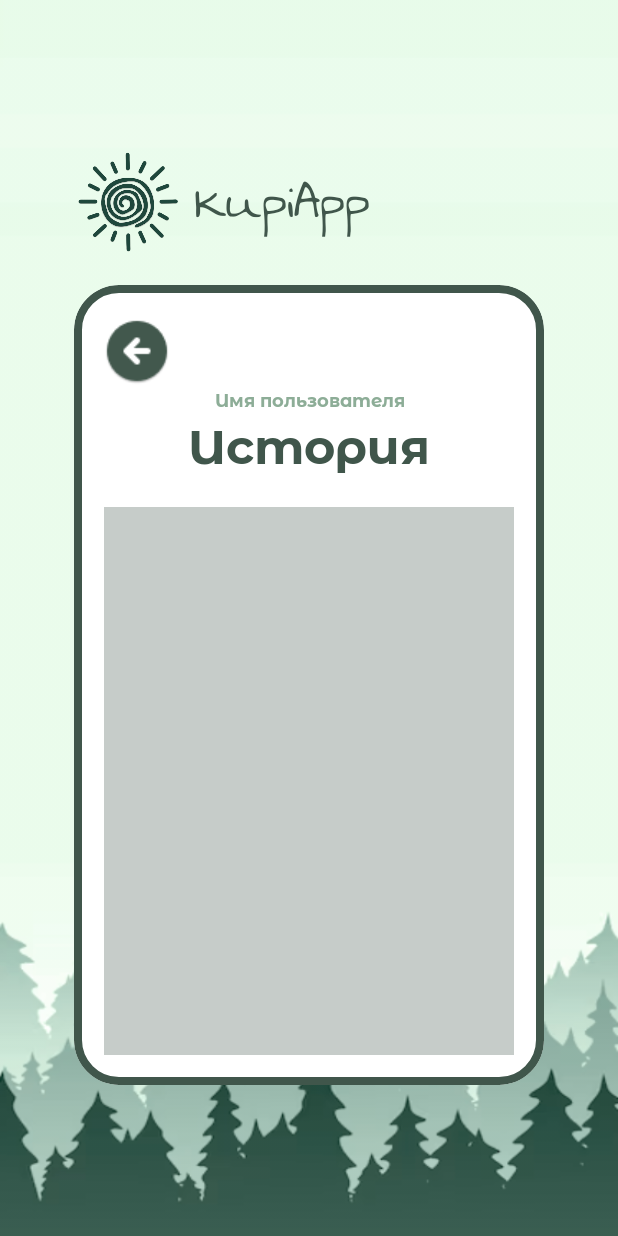
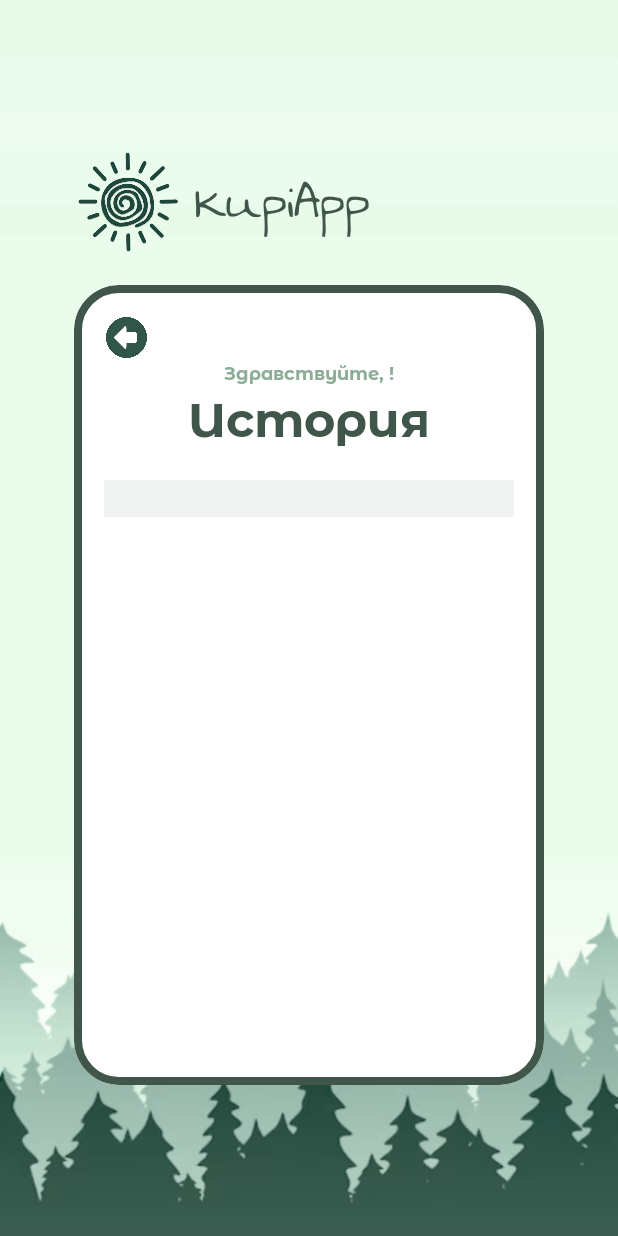
Before and after one commit to Uynya/KupiApp, an Android app: the HisAct screen opened directly, with no data from a screen before it, on a phone screen of 412 x 824 dp. Run offline under Robolectric (Android 15) with nearby library versions, the phone set to English and light mode, and no system bars.

Commit message:
Forth task + save system + fixed logs

```diff
--- a/app/src/main/java/com/example/kupiapp/HisAct.java
+++ b/app/src/main/java/com/example/kupiapp/HisAct.java
@@ -1,13 +1,33 @@
 package com.example.kupiapp;
+import android.content.Context;
+import android.content.Intent;
+import android.content.SharedPreferences;
 import android.os.Bundle;
+import android.view.View;
 import android.widget.TextView;
 import androidx.activity.EdgeToEdge;
 import androidx.appcompat.app.AppCompatActivity;
 
 public class HisAct extends AppCompatActivity {
+    TextView name;
+    TextView history;
     @Override
     protected void onCreate(Bundle savedInstanceState) {
         super.onCreate(savedInstanceState);
         setContentView(R.layout.history);
+
+        name = findViewById(R.id.usernameHis);
+        history = findViewById(R.id.Log);
+        SharedPreferences sharedPref = getSharedPreferences("my_data", Context.MODE_PRIVATE);
+
+        name.setText("Здравствуйте, " + SaveData.Savedname + "!");
+        history.setText(SaveData.Savedlogs);
+    }
+
+    public void Back(View view) {
+        Intent intent = new Intent(this, MainAct.class);
+        intent.addFlags(Intent.FLAG_ACTIVITY_CLEAR_TOP | Intent.FLAG_ACTIVITY_SINGLE_TOP);
+        startActivity(intent);
+        finish();
     }
 }
--- a/app/src/main/res/layout/auto.xml
+++ b/app/src/main/res/layout/auto.xml
@@ -153,6 +153,7 @@
                     android:layout_marginHorizontal="40dp"
                     app:cornerRadius="10dp"
                     android:backgroundTint="@color/main"
+                    android:textColor="@color/white"
                     android:text="Авторизация"
                     android:fontFamily="@font/monreg"
                     android:onClick="OnClick"/>
--- a/app/src/main/res/layout/history.xml
+++ b/app/src/main/res/layout/history.xml
@@ -49,13 +49,17 @@
                 android:layout_height="match_parent"
                 android:gravity="center_horizontal"
                 android:orientation="vertical">
+
                 <ImageView
-                    android:layout_width="44dp"
-                    android:layout_height="48dp"
-                    android:background="@drawable/iconbutton"
+                    android:layout_width="30dp"
+                    android:layout_height="30dp"
                     android:layout_gravity="left"
+                    android:layout_marginLeft="20dp"
                     android:layout_marginTop="20dp"
-                    android:layout_marginLeft="20dp"/>
+                    android:background="@drawable/back"
+                    android:onClick="Back"
+                    tools:ignore="OnClick" />
+
                 <TextView
                     android:layout_width="match_parent"
                     android:layout_height="wrap_content"
@@ -73,12 +77,19 @@
                     android:textSize="32sp"
                     android:textColor="@color/main"
                     android:gravity="center"/>
+                <ScrollView
+                    android:layout_margin="20dp"
+                    android:layout_width="match_parent"
+                    android:layout_height="wrap_content">
                 <TextView
                     android:id="@+id/Log"
                     android:layout_width="match_parent"
                     android:layout_height="match_parent"
-                    android:layout_margin="20dp"
-                    android:background="#4C40564B" />
+                    android:padding="5dp"
+                    android:background="#1240564B"
+                    android:textSize="10sp"
+                    android:textColor="@color/main" />
+                </ScrollView>
             </LinearLayout>
         </com.google.android.material.card.MaterialCardView>
     </FrameLayout>
--- a/app/src/main/res/layout/reg.xml
+++ b/app/src/main/res/layout/reg.xml
@@ -89,7 +89,8 @@
                         android:id="@+id/nameRegText"
                         android:layout_width="match_parent"
                         android:layout_height="wrap_content"
-                        android:imeOptions="actionDone"/>
+                        android:imeOptions="actionDone"
+                        android:singleLine="true"/>
                 </com.google.android.material.textfield.TextInputLayout>
 
                 <com.google.android.material.textfield.TextInputLayout
@@ -110,7 +111,8 @@
                         android:id="@+id/emailRegText"
                         android:layout_width="match_parent"
                         android:layout_height="wrap_content"
-                        android:imeOptions="actionDone"/>
+                        android:imeOptions="actionDone"
+                        android:singleLine="true"/>
                 </com.google.android.material.textfield.TextInputLayout>
 
                 <com.google.android.material.textfield.TextInputLayout
--- a/app/src/main/res/values-night/themes.xml
+++ b/app/src/main/res/values-night/themes.xml
@@ -1,7 +1,6 @@
 <resources xmlns:tools="http://schemas.android.com/tools">
     <!-- Base application theme. -->
     <style name="Base.Theme.KupiApp" parent="Theme.Material3.DayNight.NoActionBar">
-        <!-- Customize your dark theme here. -->
-        <!-- <item name="colorPrimary">@color/my_dark_primary</item> -->
+        <item name="android:statusBarColor">#40564B</item>
     </style>
 </resources>
--- a/app/src/main/res/values/colors.xml
+++ b/app/src/main/res/values/colors.xml
@@ -4,4 +4,5 @@
     <color name="white">#FFFFFFFF</color>
     <color name="main">#40564B</color>
     <color name="error">#9A2121</color>
+    <color name="click">#24302a</color>
 </resources>
--- a/app/src/main/res/values/themes.xml
+++ b/app/src/main/res/values/themes.xml
@@ -1,8 +1,7 @@
 <resources xmlns:tools="http://schemas.android.com/tools">
     <!-- Base application theme. -->
     <style name="Base.Theme.KupiApp" parent="Theme.Material3.DayNight.NoActionBar">
-        <!-- Customize your light theme here. -->
-        <!-- <item name="colorPrimary">@color/my_light_primary</item> -->
+        <item name="android:statusBarColor">#40564B</item>
     </style>
 
     <style name="Theme.KupiApp" parent="Base.Theme.KupiApp" />
```
Also changed, not shown: app/src/main/java/com/example/kupiapp/AutoAct.java (+6 -12 lines), app/src/main/java/com/example/kupiapp/Kaprekar.java (added, +38 -0 lines), app/src/main/java/com/example/kupiapp/LogManager.java (+22 -7 lines), app/src/main/java/com/example/kupiapp/MainAct.java (+100 -25 lines), app/src/main/java/com/example/kupiapp/RegAct.java (+3 -6 lines), app/src/main/java/com/example/kupiapp/SaveData.java (added, +8 -0 lines), app/src/main/res/layout/main.xml (+8 -2 lines), app/src/main/res/drawable/back.png (added), app/src/main/res/drawable/iconbutton.png (deleted).
